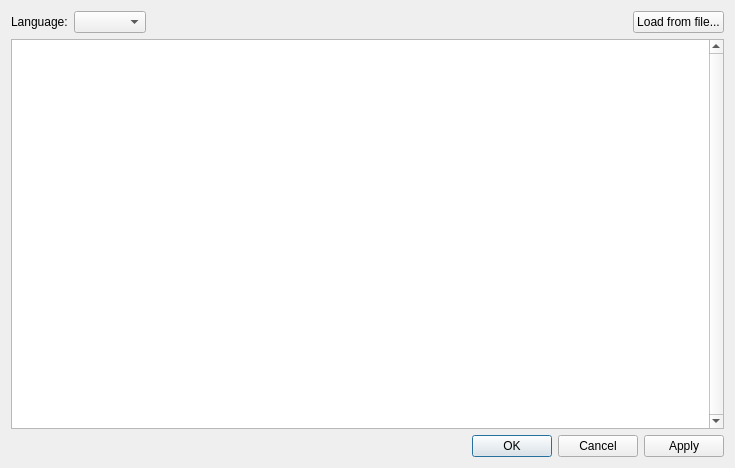
First picture: the form in src/LorrisAnalyzer/DataWidgets/ScriptWidget/scripteditor.ui, repository Tasssadar/Lorris, before the edit.
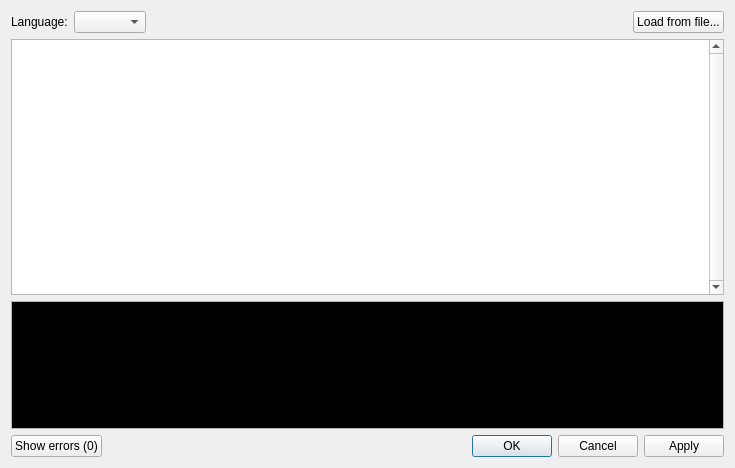
Second picture: the form after the edit. Icons and pictures are not drawn.

Commit message: Show stderr in ScriptEditor

Patch:
```diff
--- a/src/LorrisAnalyzer/DataWidgets/ScriptWidget/scripteditor.ui
+++ b/src/LorrisAnalyzer/DataWidgets/ScriptWidget/scripteditor.ui
@@ -17,7 +17,7 @@
    <iconset resource="../../../icons.qrc">
     <normaloff>:/icons/icon.png</normaloff>:/icons/icon.png</iconset>
   </property>
-  <layout class="QVBoxLayout" name="verticalLayout">
+  <layout class="QVBoxLayout" name="verticalLayout" stretch="0,4,2,0">
    <item>
     <layout class="QHBoxLayout" name="horizontalLayout">
      <item>
@@ -76,15 +76,176 @@
     </layout>
    </item>
    <item>
-    <widget class="QDialogButtonBox" name="buttonBox">
-     <property name="orientation">
-      <enum>Qt::Horizontal</enum>
+    <widget class="QPlainTextEdit" name="errorEdit">
+     <property name="enabled">
+      <bool>true</bool>
      </property>
-     <property name="standardButtons">
-      <set>QDialogButtonBox::Apply|QDialogButtonBox::Cancel|QDialogButtonBox::Ok</set>
+     <property name="palette">
+      <palette>
+       <active>
+        <colorrole role="WindowText">
+         <brush brushstyle="SolidPattern">
+          <color alpha="255">
+           <red>255</red>
+           <green>255</green>
+           <blue>255</blue>
+          </color>
+         </brush>
+        </colorrole>
+        <colorrole role="Text">
+         <brush brushstyle="SolidPattern">
+          <color alpha="255">
+           <red>223</red>
+           <green>223</green>
+           <blue>223</blue>
+          </color>
+         </brush>
+        </colorrole>
+        <colorrole role="ButtonText">
+         <brush brushstyle="SolidPattern">
+          <color alpha="255">
+           <red>255</red>
+           <green>255</green>
+           <blue>255</blue>
+          </color>
+         </brush>
+        </colorrole>
+        <colorrole role="Base">
+         <brush brushstyle="SolidPattern">
+          <color alpha="255">
+           <red>0</red>
+           <green>0</green>
+           <blue>0</blue>
+          </color>
+         </brush>
+        </colorrole>
+       </active>
+       <inactive>
+        <colorrole role="WindowText">
+         <brush brushstyle="SolidPattern">
+          <color alpha="255">
+           <red>255</red>
+           <green>255</green>
+           <blue>255</blue>
+          </color>
+         </brush>
+        </colorrole>
+        <colorrole role="Text">
+         <brush brushstyle="SolidPattern">
+          <color alpha="255">
+           <red>223</red>
+           <green>223</green>
+           <blue>223</blue>
+          </color>
+         </brush>
+        </colorrole>
+        <colorrole role="ButtonText">
+         <brush brushstyle="SolidPattern">
+          <color alpha="255">
+           <red>255</red>
+           <green>255</green>
+           <blue>255</blue>
+          </color>
+         </brush>
+        </colorrole>
+        <colorrole role="Base">
+         <brush brushstyle="SolidPattern">
+          <color alpha="255">
+           <red>0</red>
+           <green>0</green>
+           <blue>0</blue>
+          </color>
+         </brush>
+        </colorrole>
+       </inactive>
+       <disabled>
+        <colorrole role="WindowText">
+         <brush brushstyle="SolidPattern">
+          <color alpha="255">
+           <red>27</red>
+           <green>25</green>
+           <blue>24</blue>
+          </color>
+         </brush>
+        </colorrole>
+        <colorrole role="Text">
+         <brush brushstyle="SolidPattern">
+          <color alpha="255">
+           <red>24</red>
+           <green>22</green>
+           <blue>21</blue>
+          </color>
+         </brush>
+        </colorrole>
+        <colorrole role="ButtonText">
+         <brush brushstyle="SolidPattern">
+          <color alpha="255">
+           <red>27</red>
+           <green>25</green>
+           <blue>24</blue>
+          </color>
+         </brush>
+        </colorrole>
+        <colorrole role="Base">
+         <brush brushstyle="SolidPattern">
+          <color alpha="255">
+           <red>255</red>
+           <green>255</green>
+           <blue>255</blue>
+          </color>
+         </brush>
+        </colorrole>
+       </disabled>
+      </palette>
+     </property>
+     <property name="undoRedoEnabled">
+      <bool>false</bool>
+     </property>
+     <property name="readOnly">
+      <bool>true</bool>
      </property>
     </widget>
    </item>
+   <item>
+    <layout class="QHBoxLayout" name="horizontalLayout_2">
+     <item>
+      <widget class="QPushButton" name="errorBtn">
+       <property name="text">
+        <string>Show errors (0)</string>
+       </property>
+       <property name="checkable">
+        <bool>true</bool>
+       </property>
+       <property name="checked">
+        <bool>false</bool>
+       </property>
+      </widget>
+     </item>
+     <item>
+      <spacer name="horizontalSpacer_2">
+       <property name="orientation">
+        <enum>Qt::Horizontal</enum>
+       </property>
+       <property name="sizeHint" stdset="0">
+        <size>
+         <width>40</width>
+         <height>20</height>
+        </size>
+       </property>
+      </spacer>
+     </item>
+     <item>
+      <widget class="QDialogButtonBox" name="buttonBox">
+       <property name="orientation">
+        <enum>Qt::Horizontal</enum>
+       </property>
+       <property name="standardButtons">
+        <set>QDialogButtonBox::Apply|QDialogButtonBox::Cancel|QDialogButtonBox::Ok</set>
+       </property>
+      </widget>
+     </item>
+    </layout>
+   </item>
   </layout>
  </widget>
  <resources>
```
The commit also changes 9 other files.
